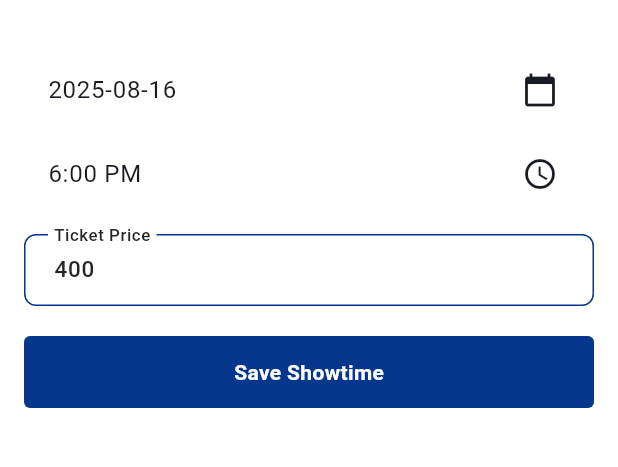
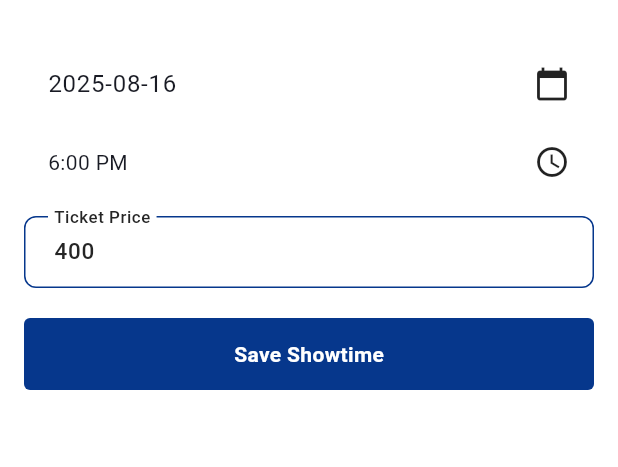
Before and after one commit to MujithabaFarahi/cinec-movie-booking-app, a Flutter app: the AddShowtimeScreen screen opened directly with empty values, on a phone screen of 412 x 824 dp, the part 60-527 px from its top. Run offline on Flutter 3.47's test engine with Material 3 defaults, Android fonts, the phone set to English and light mode, and no system bars; drawn by our look-alikes of toastification; our stand-ins replace cached_network_image, cloud_firestore, equatable, firebase_auth, firebase_core, firebase_storage and 6 more; accounts and stored records are empty; Roboto replaces fonts that are missing (Outfit).

Commit message:
Bug fix, Ui Updates and Documentation

```diff
--- a/lib/Models/movie_model.dart
+++ b/lib/Models/movie_model.dart
@@ -2,7 +2,7 @@ class MovieModel {
   final String id;
   final String title;
   final String genre;
-  final int duration; // in minutes
+  final int duration;
   final String synopsis;
   final String posterUrl;
   final DateTime createdAt;
--- a/lib/Models/user_model.dart
+++ b/lib/Models/user_model.dart
@@ -3,6 +3,7 @@ class UserModel {
   final String name;
   final String email;
   final String phone;
+  final String role;
   final DateTime createdAt;
   final DateTime lastLogin;
 
@@ -11,6 +12,7 @@ class UserModel {
     required this.name,
     required this.email,
     required this.phone,
+    required this.role,
     required this.createdAt,
     required this.lastLogin,
   });
@@ -22,6 +24,7 @@ class UserModel {
       name: data['name'] ?? '',
       email: data['email'] ?? '',
       phone: data['phone'] ?? '',
+      role: data['role'] ?? 'User',
       createdAt: DateTime.parse(
         data['createdAt'] ?? DateTime.now().toIso8601String(),
       ),
@@ -38,6 +41,7 @@ class UserModel {
       name: map['name'] ?? '',
       email: map['email'] ?? '',
       phone: map['phone'] ?? '',
+      role: map['role'] ?? '',
       createdAt: DateTime.parse(
         map['createdAt'] ?? DateTime.now().toIso8601String(),
       ),
@@ -54,6 +58,7 @@ class UserModel {
       'name': name,
       'email': email,
       'phone': phone,
+      'role': role,
       'createdAt': createdAt.toIso8601String(),
       'lastLogin': lastLogin.toIso8601String(),
     };
@@ -65,6 +70,7 @@ class UserModel {
     String? name,
     String? email,
     String? phone,
+    String? role,
     double? itemsProcessed,
     int? orderCount,
     DateTime? createdAt,
@@ -75,6 +81,7 @@ class UserModel {
       name: name ?? this.name,
       email: email ?? this.email,
       phone: phone ?? this.phone,
+      role: role ?? this.role,
       createdAt: createdAt ?? this.createdAt,
       lastLogin: lastLogin ?? this.lastLogin,
     );
--- a/lib/screens/add_movie_screen.dart
+++ b/lib/screens/add_movie_screen.dart
@@ -165,7 +165,7 @@ class _AddMovieScreenState extends State<AddMovieScreen> {
                             borderRadius: BorderRadius.circular(12),
                             border: Border.all(
                               color: AppColors.primary,
-                              width: 2,
+                              width: 1.5,
                             ),
                           ),
                           // alignment: Alignment.center,
--- a/lib/screens/add_showtime_screen.dart
+++ b/lib/screens/add_showtime_screen.dart
@@ -111,16 +111,42 @@ class _AddShowtimeScreenState extends State<AddShowtimeScreen> {
         padding: const EdgeInsets.all(16.0),
         child: Column(
           children: [
-            ListTile(
-              title: Text(DateFormat('yyyy-MM-dd').format(selectedDate)),
-              trailing: const Icon(Icons.calendar_today),
+            InkWell(
+              borderRadius: BorderRadius.circular(8),
               onTap: _pickDate,
+              child: Container(
+                height: 48,
+                padding: const EdgeInsets.symmetric(horizontal: 16.0),
+                child: Row(
+                  mainAxisAlignment: MainAxisAlignment.spaceBetween,
+                  children: [
+                    Text(
+                      DateFormat('yyyy-MM-dd').format(selectedDate),
+                      style: Theme.of(context).textTheme.bodyLarge,
+                    ),
+                    const Icon(Icons.calendar_today),
+                  ],
+                ),
+              ),
             ),
-            ListTile(
-              title: Text(selectedTime.format(context)),
-              trailing: const Icon(Icons.access_time),
+            const SizedBox(height: 4),
+
+            InkWell(
+              borderRadius: BorderRadius.circular(8),
               onTap: _pickTime,
+              child: Container(
+                height: 48,
+                padding: const EdgeInsets.symmetric(horizontal: 16.0),
+                child: Row(
+                  mainAxisAlignment: MainAxisAlignment.spaceBetween,
+                  children: [
+                    Text(selectedTime.format(context)),
+                    const Icon(Icons.access_time),
+                  ],
+                ),
+              ),
             ),
+
             const SizedBox(height: 12),
             PrimaryTextfield(
               controller: priceController,
```
Also changed, not shown: lib/blocs/movie/movie_bloc.dart (+9 -10 lines), lib/screens/bookings_screen.dart (+9 -7 lines), lib/screens/home_screen.dart (+32 -15 lines), lib/screens/movie_view_screen.dart (+8 -2 lines), lib/screens/profile_screen.dart (+5 -21 lines), lib/services/database.dart (+10 -27 lines), lib/widgets/movie_card.dart (+44 -1 lines), 1 other file.
